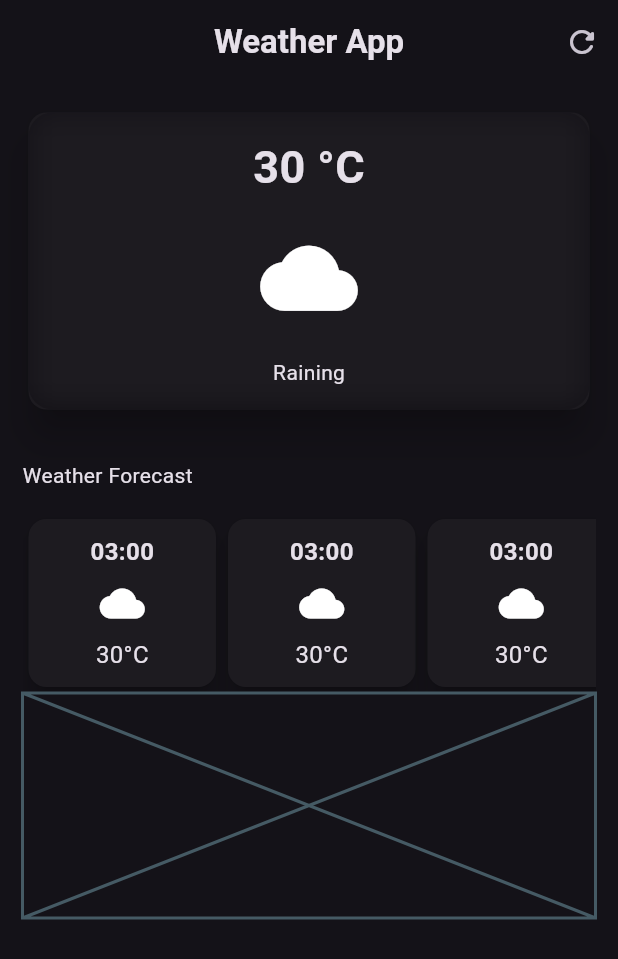
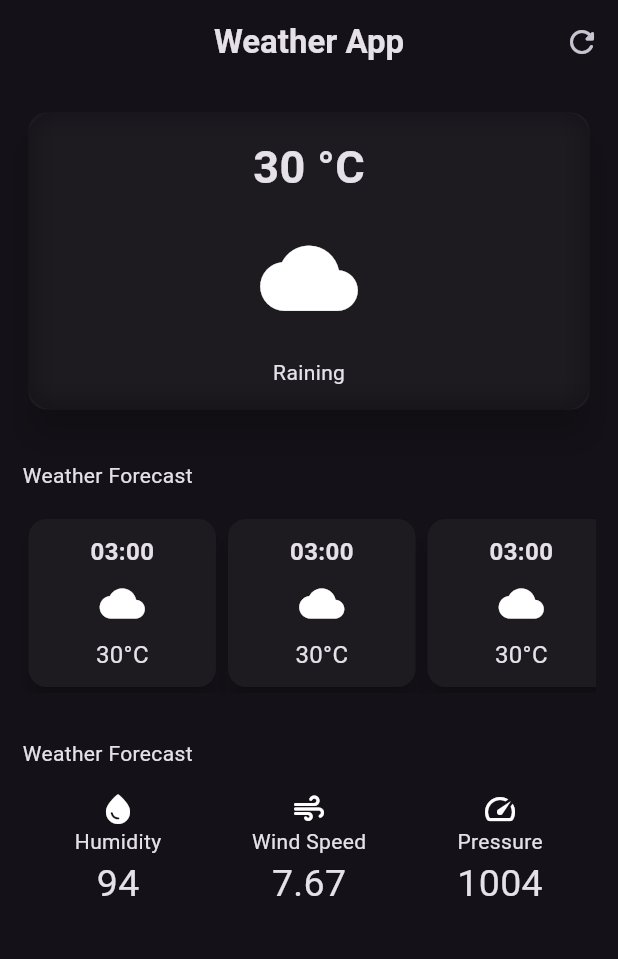
Before and after one commit to Manal-Mukarram/My-Weather-App, a Flutter app: the screen it shows after launch, on a phone screen of 412 x 824 dp. Shown: the top 959 px of the screen. Run offline on Flutter 3.47's test engine with Material 3 defaults, Android fonts, the phone set to English and light mode, and no system bars.

Commit message:
made the additional info by myself :)

```diff
--- a/lib/weather_screen.dart
+++ b/lib/weather_screen.dart
@@ -74,7 +74,9 @@ class WeatherScreen extends StatelessWidget {
               alignment: Alignment.bottomLeft,
               child: const Text('Weather Forecast'),
             ),
-            const SingleChildScrollView(
+            const Align(
+              alignment: Alignment.bottomLeft,
+              child: SingleChildScrollView(
                 scrollDirection: Axis.horizontal,
                 child: Row(
                   children: [
@@ -89,10 +91,66 @@ class WeatherScreen extends StatelessWidget {
                   ],
                 ),
               ),
+            ),
             // ***** ADDITIONAL INFO *****
-            Placeholder(
-              fallbackHeight: 150,
-            )
+            Container(
+              padding: const EdgeInsets.fromLTRB(0, 30, 0, 15),
+              alignment: Alignment.bottomLeft,
+              child: const Text('Weather Forecast'),
+            ),
+            const Align(
+                alignment: Alignment.bottomLeft,
+                child: Row(
+                  children: [
+                    // HUMIDITY
+                    Expanded(
+                      child: Column(
+                        children: [
+                          Icon(Icons.water_drop_rounded),
+                          Text(
+                            'Humidity',
+                          ),
+                          Text(
+                            '94',
+                            style: TextStyle(fontSize: 25),
+                          ),
+                        ],
+                      ),
+                    ),
+
+                    // WIND SPEED
+                    Expanded(
+                      child: Column(
+                        children: [
+                          Icon(Icons.air_rounded),
+                          Text(
+                            'Wind Speed',
+                          ),
+                          Text(
+                            '7.67',
+                            style: TextStyle(fontSize: 25),
+                          ),
+                        ],
+                      ),
+                    ),
+
+                    // PRESSURE
+                    Expanded(
+                      child: Column(
+                        children: [
+                          Icon(Icons.speed),
+                          Text(
+                            'Pressure',
+                          ),
+                          Text(
+                            '1004',
+                            style: TextStyle(fontSize: 25),
+                          ),
+                        ],
+                      ),
+                    ),
+                  ],
+                ))
           ],
         ),
       ),
```
Lines whose indentation alone changed are shown as unchanged.
